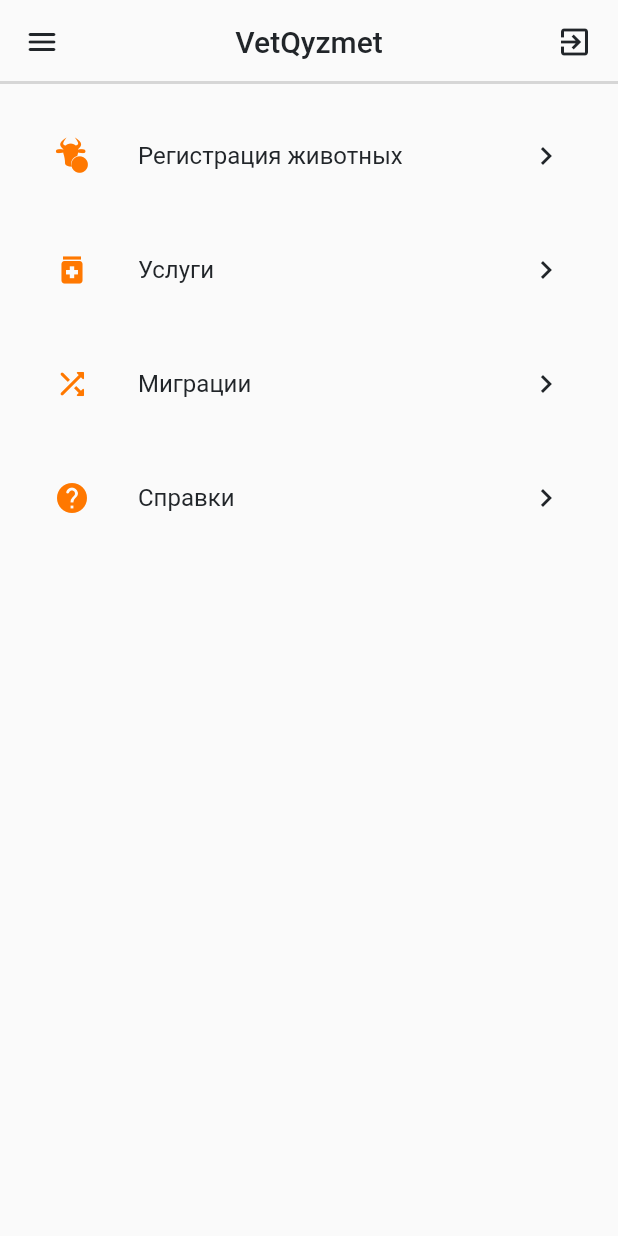
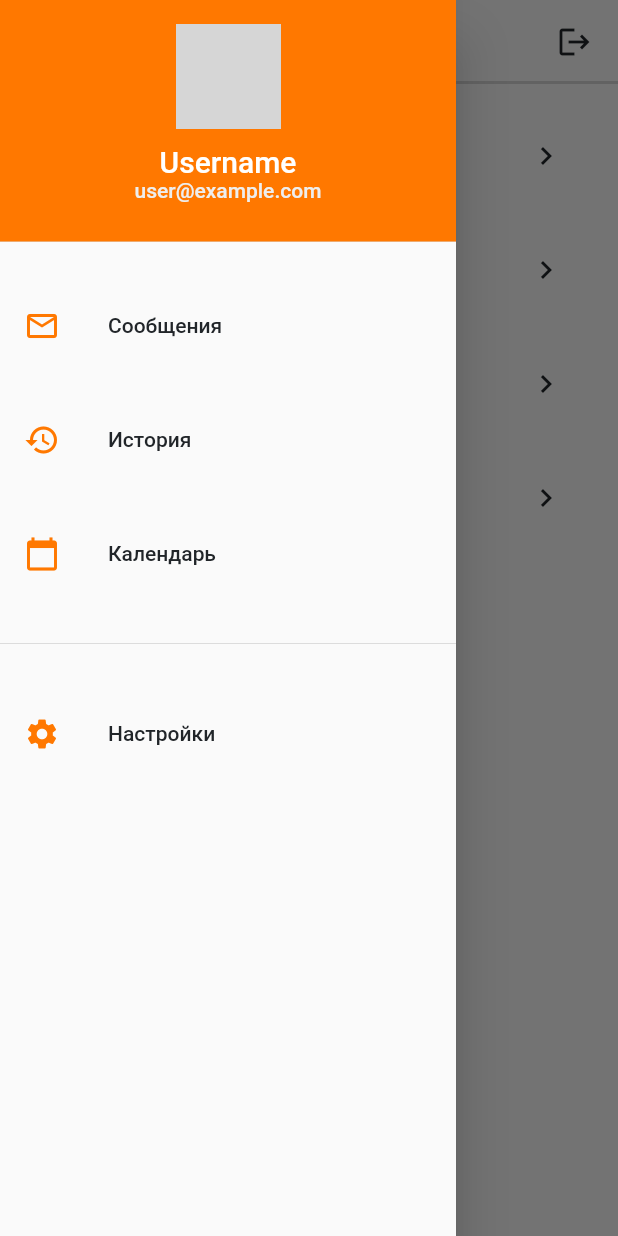
Before and after one commit to ziplenok/flutter-vetapp-, a Flutter app: the screen it shows after launch, with the side drawer open (before the commit the screen has no drawer), on a phone screen of 412 x 824 dp. Run offline on Flutter 3.47's test engine with Material 2 defaults, Android fonts, the phone set to English and light mode, and no system bars; grey boxes are pictures that could not be loaded.

Commit message:
I added simple interactivity to humburger menu icon

```diff
--- a/vet_project/lib/app_constants.dart
+++ b/vet_project/lib/app_constants.dart
@@ -7,7 +7,7 @@ import 'package:flutter/material.dart';
 
 class AppColors {
 
-  static const Color PRIMARY_COLOR = Color(0xffe5e5e5);
-  static const Color ACCENT_COLOR = Color(0xffff7800);
+  static const Color BACKGROUND_COLOR = Color(0xffe5e5e5);
+  static const Color MAIN_COLOR = Color(0xffff7800);
   static const Color GREY_COLOR = Color(0xff212529);
 }
--- /dev/null
+++ b/vet_project/lib/main_drawer.dart
@@ -0,0 +1,75 @@
+import 'package:flutter/cupertino.dart';
+
+import 'package:flutter/material.dart';
+
+import 'app_constants.dart';
+
+class MainDrawer extends StatelessWidget {
+  @override
+  Widget build(BuildContext context) {
+
+      return Drawer(
+        child: ListView(
+          padding: EdgeInsets.zero,
+          children:[
+            DrawerHeader(
+              decoration: const BoxDecoration(
+                color: AppColors.MAIN_COLOR,
+              ),
+              child: Column(children: [
+                   Container(
+                    width: 70,
+                    height: 70,
+                    margin: const EdgeInsets.only(bottom: 10),
+                    decoration: const BoxDecoration(
+                    shape: BoxShape.circle,
+                    image: DecorationImage(
+                    fit: BoxFit.fill,
+                   image: AssetImage('C:\\Users\\Professional\\Desktop\\Vet\\vet_project\\lib\\assest\\img\\default_user.png'),
+              ),
+            ),
+          ),
+          const Text(
+            "Username",
+            style: TextStyle(color: Colors.white, fontSize: 20),
+          ),
+          Text(
+            "user@example.com",
+            style: TextStyle(
+              color: Colors.grey[200],
+              fontSize: 14,
+            ),
+          ),
+              ],)
+            ),
+            const SizedBox(height: 20,),
+             ListTile(
+              leading: const Icon(Icons.mail_outline_outlined, color: AppColors.MAIN_COLOR,),
+              title: const Text('Сообщения', style: TextStyle(color: AppColors.GREY_COLOR, fontSize: 14),),
+               onTap: () {},
+            ),
+            const SizedBox(height: 20,),
+            ListTile(
+              leading: const Icon(Icons.history_sharp, color: AppColors.MAIN_COLOR,),
+              title: const Text('История', style: TextStyle(color: AppColors.GREY_COLOR, fontSize: 14),),
+               onTap: () {},
+            ),
+            const SizedBox(height: 20,),
+            ListTile(
+              leading: const Icon(Icons.calendar_today, color: AppColors.MAIN_COLOR,),
+              title: const Text('Календарь', style: TextStyle(color: AppColors.GREY_COLOR, fontSize: 14),),
+               onTap: () {},
+            ),
+            const SizedBox(height: 24,),
+            Divider(color: Colors.grey[250]),
+            const SizedBox(height: 24,),
+            ListTile(
+              leading: const Icon(Icons.settings, color: AppColors.MAIN_COLOR,),
+              title: const Text('Настройки', style: TextStyle(color: AppColors.GREY_COLOR, fontSize: 14),),
+               onTap: () {},
+            ),
+          ],
+        ),
+      );
+  }
+}
--- a/vet_project/lib/main_listview.dart
+++ b/vet_project/lib/main_listview.dart
@@ -56,7 +56,7 @@ Widget buildMenuItem({
 
     final hoverColor = Color(0xffdee2e6);
     return ListTile(
-      leading: Icon(mainIcon ,color: AppColors.ACCENT_COLOR,),
+      leading: Icon(mainIcon ,color: AppColors.MAIN_COLOR,),
       title: Text(text, style: const TextStyle(color: AppColors.GREY_COLOR),
       ),
       trailing: Icon(trailingIcon, color: AppColors.GREY_COLOR),
--- a/vet_project/lib/main_screen.dart
+++ b/vet_project/lib/main_screen.dart
@@ -2,21 +2,23 @@ import 'package:flutter/material.dart';
 import 'package:flutter/services.dart';
 import 'package:vet_project/app_constants.dart' ;
 
+import 'main_drawer.dart';
 import 'main_listview.dart';
 
 class MainScreen extends StatelessWidget {
   @override
   Widget build(BuildContext context) {
     return Scaffold(
+      drawer: MainDrawer(),
       appBar: AppBar(
         backgroundColor: Colors.transparent,
+        iconTheme: const IconThemeData(color: AppColors.GREY_COLOR),
         elevation: 0,
         title:const Text("VetQyzmet", style: TextStyle(color: AppColors.GREY_COLOR)),
         centerTitle: true,
-        leading: const Icon(Icons.menu_rounded, color: AppColors.GREY_COLOR),
         actions: const [
           IconButton(
-            icon:  Icon(Icons.exit_to_app, color: AppColors.GREY_COLOR),
+            icon:  Icon(Icons.logout, color: AppColors.GREY_COLOR),
                 padding: EdgeInsets.only(right: 10.0),
                 onPressed: null),
         ],
--- a/vet_project/pubspec.yaml
+++ b/vet_project/pubspec.yaml
@@ -54,6 +54,8 @@ flutter:
   # included with your application, so that you can use the icons in
   # the material Icons class.
   uses-material-design: true
+  assets:
+    - C:\Users\Professional\Desktop\Vet\vet_project\lib\assest\img\default_user.png
 
   # fonts:
   #   - family: VetIcons
```
Also changed, not shown: vet_project/lib/assest/img/default_user.png (added).
